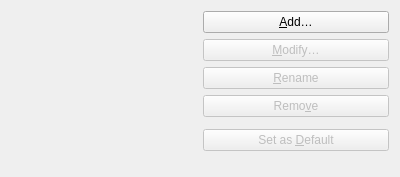
This is src/ui/identitypage.ui in KDE/kmail as Qt 5 draws it before an edit. The edited form follows.
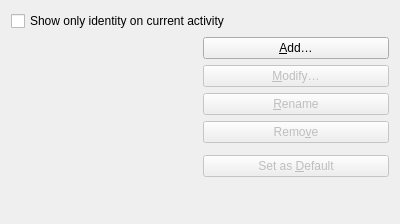
This is the edited form. Custom widgets are drawn as their Qt base class.

Commit message: show or not identitiesOnCurrentActivity

The edit to the form file:
```diff
--- a/src/ui/identitypage.ui
+++ b/src/ui/identitypage.ui
@@ -7,10 +7,17 @@
     <x>0</x>
     <y>0</y>
     <width>400</width>
-    <height>177</height>
+    <height>224</height>
    </rect>
   </property>
   <layout class="QVBoxLayout" name="verticalLayout_2">
+   <item>
+    <widget class="QCheckBox" name="identitiesOnCurrentActivity">
+     <property name="text">
+      <string>Show only identity on current activity</string>
+     </property>
+    </widget>
+   </item>
    <item>
     <layout class="QHBoxLayout" name="horizontalLayout">
      <item>
```
Left out of the diff: 2 changed lines with no effect on the pictures. The commit also changes 2 other files.
